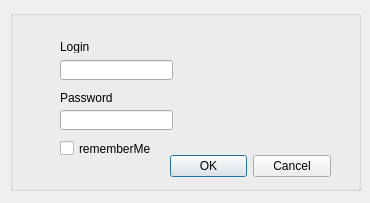
First picture: the form in TraTa/authentication_dialog.ui, repository Atomicall/_TraTa_CRUD, before the edit.
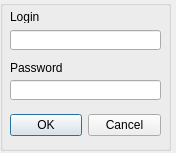
Second picture: the form after the edit.

Diff of the .ui file:
```diff
--- a/TraTa/authentication_dialog.ui
+++ b/TraTa/authentication_dialog.ui
@@ -2,24 +2,45 @@
 <ui version="4.0">
  <class>Authentication_dialog</class>
  <widget class="QDialog" name="Authentication_dialog">
+  <property name="enabled">
+   <bool>true</bool>
+  </property>
   <property name="geometry">
    <rect>
     <x>0</x>
     <y>0</y>
-    <width>370</width>
-    <height>203</height>
+    <width>176</width>
+    <height>153</height>
    </rect>
   </property>
+  <property name="sizePolicy">
+   <sizepolicy hsizetype="Fixed" vsizetype="Fixed">
+    <horstretch>0</horstretch>
+    <verstretch>0</verstretch>
+   </sizepolicy>
+  </property>
+  <property name="minimumSize">
+   <size>
+    <width>1</width>
+    <height>0</height>
+   </size>
+  </property>
+  <property name="maximumSize">
+   <size>
+    <width>256</width>
+    <height>256</height>
+   </size>
+  </property>
   <property name="windowTitle">
    <string>Dialog</string>
   </property>
   <widget class="QGroupBox" name="groupBox">
    <property name="geometry">
     <rect>
-     <x>10</x>
-     <y>10</y>
-     <width>351</width>
-     <height>181</height>
+     <x>0</x>
+     <y>0</y>
+     <width>171</width>
+     <height>151</height>
     </rect>
    </property>
    <property name="title">
@@ -28,9 +49,9 @@
    <widget class="QLineEdit" name="login_LineEdit">
     <property name="geometry">
      <rect>
-      <x>50</x>
-      <y>50</y>
-      <width>113</width>
+      <x>10</x>
+      <y>30</y>
+      <width>151</width>
       <height>20</height>
      </rect>
     </property>
@@ -38,18 +59,21 @@
    <widget class="QLineEdit" name="pass_LineEdit">
     <property name="geometry">
      <rect>
-      <x>50</x>
-      <y>100</y>
-      <width>113</width>
+      <x>10</x>
+      <y>80</y>
+      <width>151</width>
       <height>20</height>
      </rect>
     </property>
+    <property name="echoMode">
+     <enum>QLineEdit::PasswordEchoOnEdit</enum>
+    </property>
    </widget>
    <widget class="QLabel" name="login_Label">
     <property name="geometry">
      <rect>
-      <x>50</x>
-      <y>30</y>
+      <x>10</x>
+      <y>10</y>
       <width>47</width>
       <height>13</height>
      </rect>
@@ -61,8 +85,8 @@
    <widget class="QLabel" name="pass_Label">
     <property name="geometry">
      <rect>
-      <x>50</x>
-      <y>80</y>
+      <x>10</x>
+      <y>60</y>
       <width>71</width>
       <height>16</height>
      </rect>
@@ -74,10 +98,10 @@
    <widget class="QDialogButtonBox" name="DialogButtonBox">
     <property name="geometry">
      <rect>
-      <x>160</x>
-      <y>140</y>
-      <width>161</width>
-      <height>32</height>
+      <x>10</x>
+      <y>110</y>
+      <width>151</width>
+      <height>31</height>
      </rect>
     </property>
     <property name="orientation">
@@ -87,19 +111,6 @@
      <set>QDialogButtonBox::Cancel|QDialogButtonBox::Ok</set>
     </property>
    </widget>
-   <widget class="QCheckBox" name="remember_CB">
-    <property name="geometry">
-     <rect>
-      <x>50</x>
-      <y>130</y>
-      <width>101</width>
-      <height>17</height>
-     </rect>
-    </property>
-    <property name="text">
-     <string>rememberMe</string>
-    </property>
-   </widget>
   </widget>
  </widget>
  <resources/>
```
